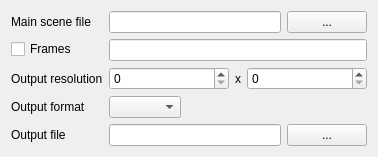
This is gnr/ui/BlenderWidget.ui in golemfactory/clay as Qt 5 draws it before an edit. The edited form follows.
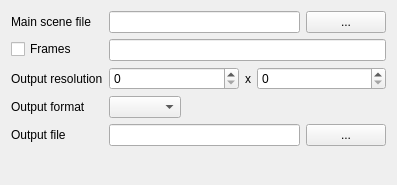
This is the edited form.

Commit message: Hints for main window and task specific options

Diff of the .ui file:
```diff
--- a/gnr/ui/BlenderWidget.ui
+++ b/gnr/ui/BlenderWidget.ui
@@ -6,8 +6,8 @@
    <rect>
     <x>0</x>
     <y>0</y>
-    <width>378</width>
-    <height>156</height>
+    <width>397</width>
+    <height>185</height>
    </rect>
   </property>
   <property name="windowTitle">
```
Left out of the diff: 21 changed lines with no effect on the pictures. The commit also changes 2 other files.
